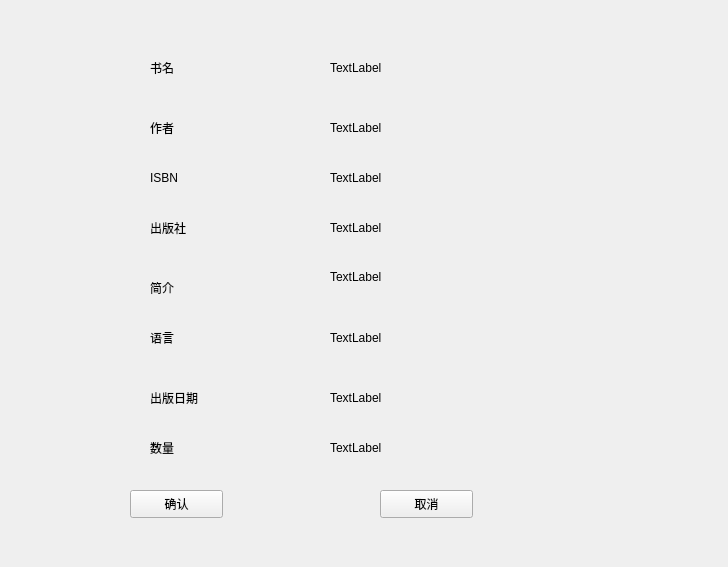
Above: resources/form/bookdetail.ui from Minevitably/LibraryManagement before the change. Below: the same form after it.
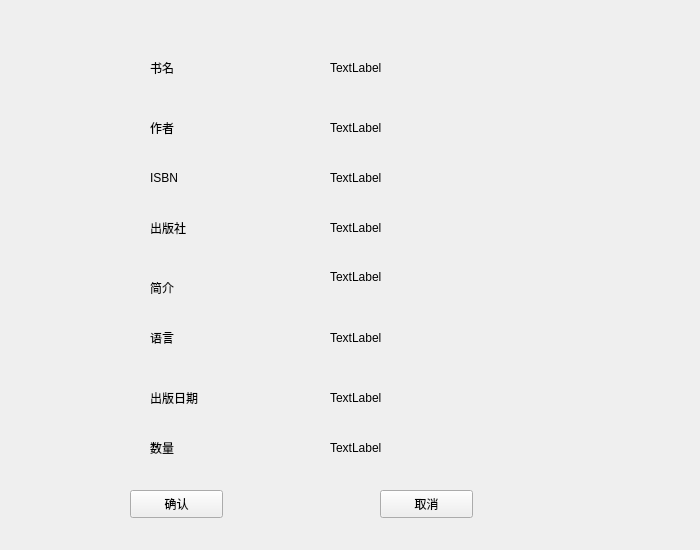
That is the form after the change.

Diff of the .ui file:
```diff
--- a/resources/form/bookdetail.ui
+++ b/resources/form/bookdetail.ui
@@ -6,8 +6,8 @@
    <rect>
     <x>0</x>
     <y>0</y>
-    <width>728</width>
-    <height>567</height>
+    <width>700</width>
+    <height>550</height>
    </rect>
   </property>
   <property name="windowTitle">
```
